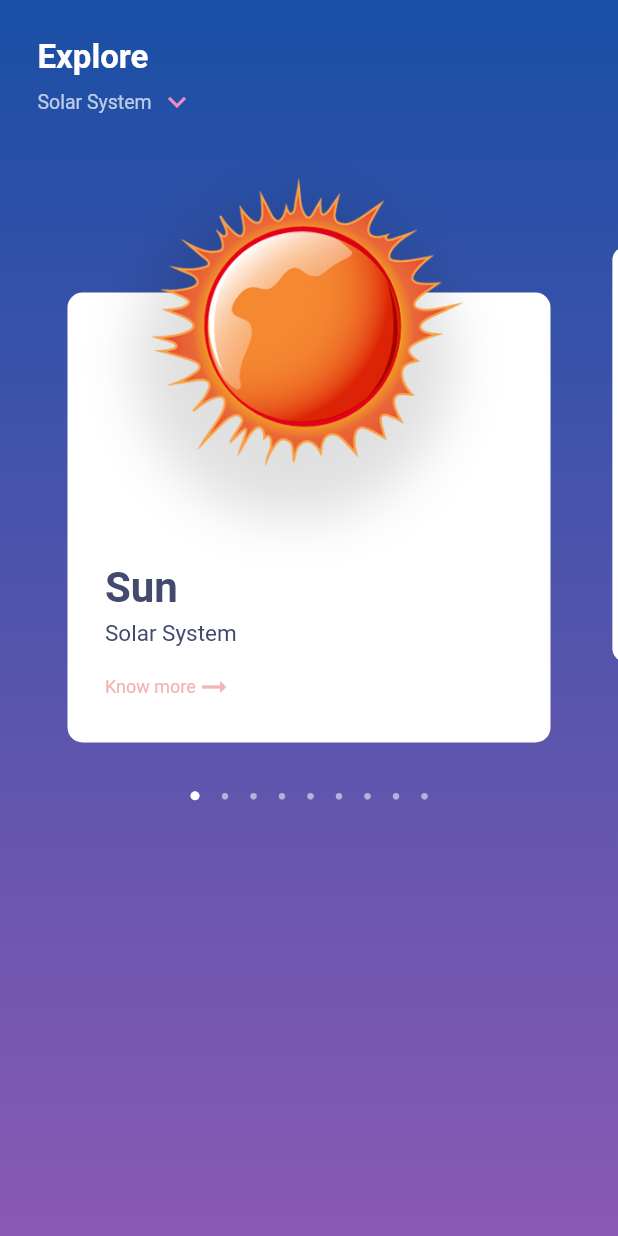
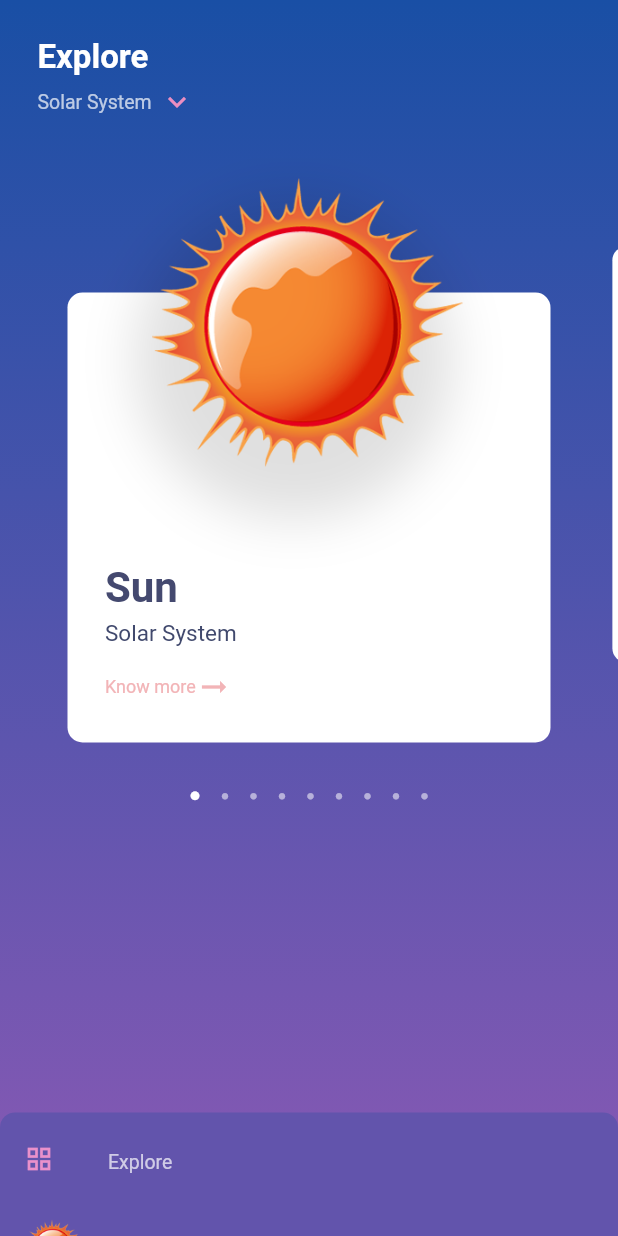
Before and after one commit to Auridel/flutter--explore_solar_app, a Flutter app: the ExploreScreen screen opened by its route, on a phone screen of 412 x 824 dp. Run offline on Flutter 3.47's test engine with Material 2 defaults, Android fonts, the phone set to English and light mode, and no system bars.

Commit message:
draggable bottom sheet, slider navigation

```diff
--- a/lib/screens/explore_screen.dart
+++ b/lib/screens/explore_screen.dart
@@ -1,4 +1,5 @@
 import 'package:explore_solar_app/slide_bloc/slide_bloc.dart';
+import 'package:explore_solar_app/widgets/custom_bottom_sheet.dart';
 import 'package:explore_solar_app/widgets/dots_navigation.dart';
 import 'package:explore_solar_app/widgets/explore_header.dart';
 import 'package:explore_solar_app/widgets/planet_slider.dart';
@@ -15,10 +16,23 @@ class ExploreScreen extends StatefulWidget {
 }
 
 class _ExploreScreenState extends State<ExploreScreen> {
+  late final PageController _sliderController;
+
   @override
   void dispose() {
     SlideBloc.destroy();
     super.dispose();
+  }
+
+  void _setSliderController(PageController sliderController) {
+    _sliderController = sliderController;
+  }
+
+  void _animateToPage(int page) {
+    print(_sliderController.page);
+    print(page);
+    _sliderController.animateToPage(page,
+        duration: Duration(milliseconds: 200), curve: Curves.linear);
   }
 
   @override
@@ -27,13 +41,14 @@ class _ExploreScreenState extends State<ExploreScreen> {
     return Scaffold(
       body: AnnotatedRegion(
         value: SystemUiOverlayStyle(
-          systemNavigationBarColor: Color(0xff8a59b4), // navigation bar color
+          systemNavigationBarColor: Color(0xff6254ac), // navigation bar color
           statusBarColor: Color(0xff194fa5),
           statusBarIconBrightness: Brightness.light,
           systemNavigationBarIconBrightness: Brightness.light,
         ),
         child: SafeArea(
           child: Container(
+            clipBehavior: Clip.hardEdge,
             width: size.width,
             height: size.height,
             decoration: BoxDecoration(
@@ -45,14 +60,21 @@ class _ExploreScreenState extends State<ExploreScreen> {
                   Color(0xff8a59b4),
                 ])),
             child: Container(
-              child: Column(
+              clipBehavior: Clip.hardEdge,
+              decoration: BoxDecoration(),
+              child: Stack(fit: StackFit.expand, children: [
+                Column(
                   mainAxisAlignment: MainAxisAlignment.start,
                   children: [
                     ExploreHeader(),
-                  PlanetSlider(),
+                    PlanetSlider(
+                      setSliderController: _setSliderController,
+                    ),
                     DotsNavigation(9),
                   ],
                 ),
+                CustomBottomSheet(_animateToPage),
+              ]),
             ),
           ),
         ),
--- /dev/null
+++ b/lib/widgets/custom_bottom_sheet.dart
@@ -0,0 +1,77 @@
+import 'package:explore_solar_app/providers/planet_provider.dart';
+import 'package:flutter/material.dart';
+import 'package:provider/provider.dart';
+
+class CustomBottomSheet extends StatelessWidget {
+  final Function(int page) _animateToPage;
+
+  CustomBottomSheet(this._animateToPage);
+
+  @override
+  Widget build(BuildContext context) {
+    final theme = Theme.of(context).primaryTextTheme;
+    final planets = Provider.of<PlanetProvider>(context, listen: false).items;
+    return Container(
+      height: 100,
+      child: DraggableScrollableActuator(
+        child: DraggableScrollableSheet(
+          initialChildSize: 0.1,
+          minChildSize: 0.1,
+          maxChildSize: 0.9,
+          builder: (ctx, controller) {
+            return Container(
+              padding: const EdgeInsets.only(top: 5),
+              decoration: BoxDecoration(
+                borderRadius: BorderRadius.only(
+                    topRight: Radius.circular(10.0),
+                    topLeft: Radius.circular(10.0)),
+                color: Color(0xff6254ac),
+              ),
+              child: ListView.builder(
+                controller: controller,
+                shrinkWrap: true,
+                itemBuilder: (ctx, idx) {
+                  if (idx == 0) {
+                    return GestureDetector(
+                      onTap: () {
+                        DraggableScrollableActuator.reset(ctx);
+                      },
+                      child: ListTile(
+                        leading: Icon(
+                          Icons.grid_view,
+                          color: Color(0xffea91cb),
+                          size: 20,
+                        ),
+                        title: Text(
+                          'Explore',
+                          style: theme.headline4,
+                        ),
+                      ),
+                    );
+                  }
+                  return GestureDetector(
+                    onTap: () {
+                      DraggableScrollableActuator.reset(ctx);
+                      _animateToPage(idx - 1);
+                    },
+                    child: ListTile(
+                      leading: Image.asset(
+                        planets[idx - 1].image,
+                        height: 40,
+                      ),
+                      title: Text(
+                        planets[idx - 1].name,
+                        style: TextStyle(color: Colors.white70),
+                      ),
+                    ),
+                  );
+                },
+                itemCount: planets.length + 1,
+              ),
+            );
+          },
+        ),
+      ),
+    );
+  }
+}
--- a/lib/widgets/planet_slider.dart
+++ b/lib/widgets/planet_slider.dart
@@ -10,7 +10,13 @@ import 'package:flutter/material.dart';
 import 'package:provider/provider.dart';
 
 class PlanetSlider extends StatefulWidget {
-  const PlanetSlider({Key? key}) : super(key: key);
+  final Function(PageController sliderController) setSliderController;
+
+  const PlanetSlider(
+      {Key? key,
+      required Function(PageController sliderController) setSliderController})
+      : this.setSliderController = setSliderController,
+        super(key: key);
 
   @override
   _PlanetSliderState createState() => _PlanetSliderState();
@@ -35,6 +41,7 @@ class _PlanetSliderState extends State<PlanetSlider> {
     _sliderController.addListener(_sliderListener);
     _slideSink = _slideBloc.slideSink;
     _planets = Provider.of<PlanetProvider>(context, listen: false).items;
+    widget.setSliderController(_sliderController);
     super.initState();
   }
 
```
Lines whose indentation alone changed are shown as unchanged.
